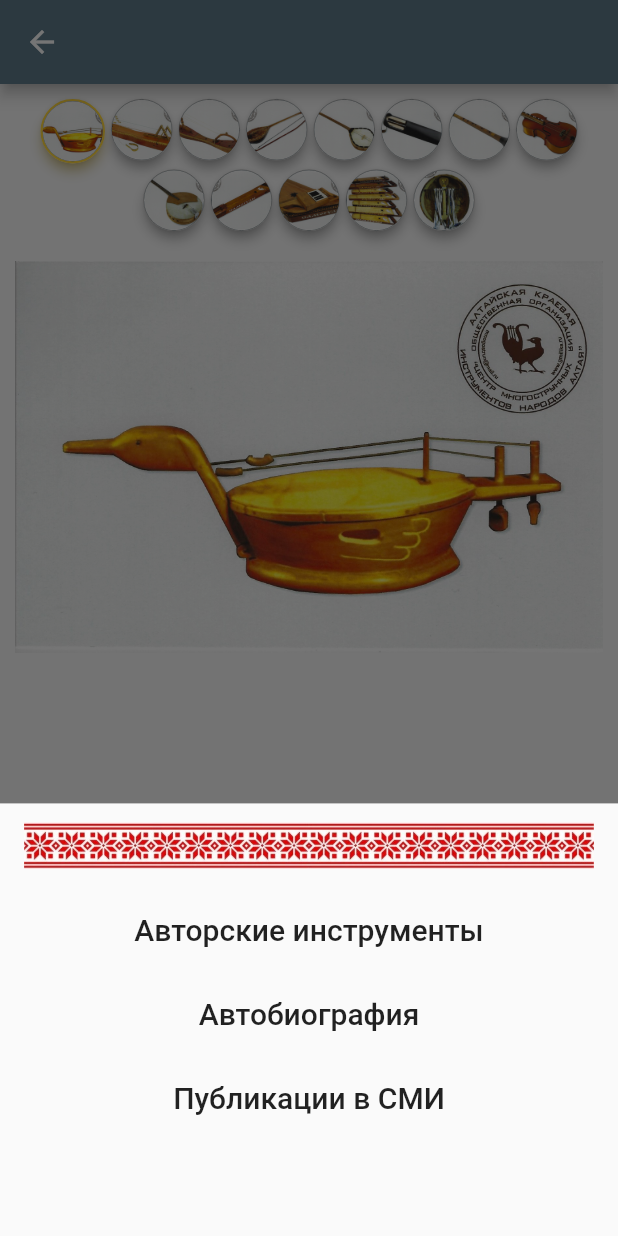
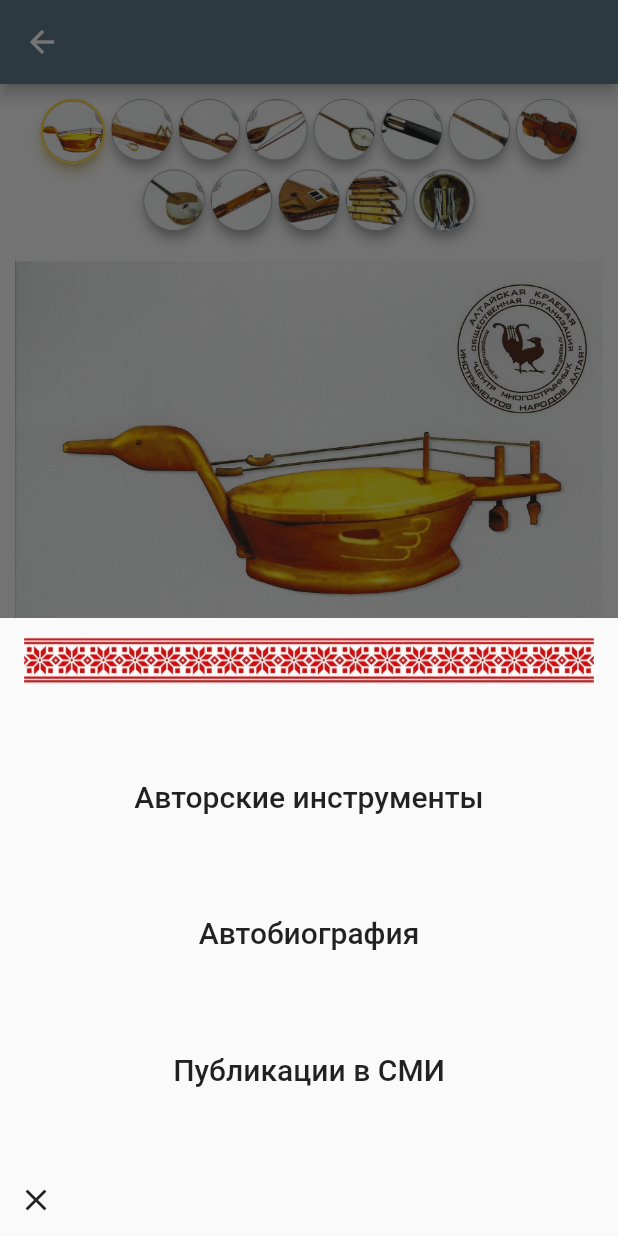
Before and after one commit to Lizardy/music-master, a Flutter app: the Instruments screen opened directly with empty values, after a tap on the "menu" icon, on a phone screen of 412 x 824 dp. Run offline on Flutter 3.47's test engine with Material 2 defaults, Android fonts, the phone set to English and light mode, and no system bars; our stand-ins replace cloud_firestore, date_format, fluro, font_awesome_flutter, google_fonts, photo_view; accounts and stored records are empty; Roboto replaces fonts that are missing (Alice); statements that could not run were skipped.

Commit message:
Fix modal bottom sheet sizing (fullscreen in landscape mode); padding and font size adjustments

```diff
--- a/lib/biography.dart
+++ b/lib/biography.dart
@@ -416,9 +416,7 @@ class Biography extends StatelessWidget {
 
   @override
   Widget build(BuildContext context) {
-    return Padding(
-      padding: const EdgeInsets.all(10.0),
-      child: Card(
+    return Card(
       child: Container(
         margin: EdgeInsets.all(10.0),
         child: Column(
@@ -449,7 +447,6 @@ class Biography extends StatelessWidget {
           ],
         ),
       ),
-      ),
     );
   }
 }
--- a/lib/main.dart
+++ b/lib/main.dart
@@ -19,7 +19,11 @@ class MyApp extends StatelessWidget {
 
   Widget bottomNavigation(BuildContext context) {
     var _navigationItems = List<Widget>();
-    if (MediaQuery.of(context).size.width < 600)
+    var _screenWidth = MediaQuery.of(context).size.width;
+    var mq = MediaQuery.of(context);
+    var _alignment = MainAxisAlignment.spaceAround;
+
+    if (_screenWidth < 800) {
       _navigationItems.add(
         ListTile(
           title: Image.asset(
@@ -28,6 +32,7 @@ class MyApp extends StatelessWidget {
           ),
         ),
       );
+    }
     _navigationItems.addAll(
       _navigationData.entries.map(
         (element) => ListTile(
@@ -35,25 +40,43 @@ class MyApp extends StatelessWidget {
             onPressed: () => Navigator.pushNamed(context, '/${element.key}'),
             child: Text(element.value['title'],
                 textAlign: TextAlign.center,
-                style: GoogleFonts.ruslanDisplay(fontSize: 20.0)),
+                style: GoogleFonts.ruslanDisplay(
+                  fontSize: _screenWidth > 400 ? 20.0 : 16.0,
+                )),
           ),
         ),
       ),
     );
-
+    var _bottomSheetHeight = mq.size.height * 0.45;
+    if (_screenWidth > 1000) {
+      _bottomSheetHeight = mq.size.height * 0.3;
+    } else if (_screenWidth < 600 || mq.orientation == Orientation.landscape) {
+      _alignment = MainAxisAlignment.spaceBetween;
+      _bottomSheetHeight = mq.orientation == Orientation.landscape
+          ? mq.size.height
+          : mq.size.width;
+      _navigationItems.add(
+        Row(mainAxisAlignment: MainAxisAlignment.start, children: [
+          IconButton(
+            icon: Icon(Icons.close),
+            onPressed: () => Navigator.pop(context),
+          )
+        ]),
+      );
+    }
     return BottomAppBar(
       child: Row(
         children: <Widget>[
           IconButton(
             icon: Icon(Icons.menu),
             onPressed: () => showModalBottomSheet(
+                isScrollControlled: true,
                 context: context,
                 builder: (context) {
                   return Container(
-                    height: MediaQuery.of(context).size.width < 600
-                        ? MediaQuery.of(context).size.height * 0.35
-                        : MediaQuery.of(context).size.height * 0.25,
-                    child: ListView(
+                    height: _bottomSheetHeight,
+                    child: Column(
+                      mainAxisAlignment: _alignment,
                       children: _navigationItems,
                     ),
                   );
@@ -65,9 +88,10 @@ class MyApp extends StatelessWidget {
   }
 
   Widget floatingHomeButton(BuildContext context) {
+    var _fontSize = MediaQuery.of(context).size.width > 600 ? 20.0 : 16.0;
     return FloatingActionButton.extended(
       onPressed: () => Navigator.pushNamed(context, '/'),
-      label: Text('на главную', style: GoogleFonts.alice(fontSize: 20.0)),
+      label: Text('на главную', style: GoogleFonts.alice(fontSize: _fontSize)),
     );
   }
 
@@ -109,8 +133,8 @@ class MyHomePage extends StatelessWidget {
                   Container(
                     alignment: Alignment.center,
                     padding: const EdgeInsets.all(10.0),
-                    child: Text('Сделано в семье с ❤',
-                        style: GoogleFonts.alice()),
+                    child:
+                        Text('Сделано в семье с ❤', style: GoogleFonts.alice()),
                   ),
                 ],
               ),
@@ -133,7 +157,9 @@ class BiographyPage extends StatelessWidget {
             style: GoogleFonts.alice()),
       ),
       body: LayoutBuilder(builder: (context, constraints) {
-        double paddingH = constraints.maxWidth > 800 ? 60.0 : 10.0;
+        double paddingH = constraints.maxWidth > 800
+            ? 60.0
+            : constraints.maxWidth < 400 ? 5.0 : 10.0;
         return Padding(
           padding: EdgeInsets.symmetric(horizontal: paddingH, vertical: 10.0),
           child: SingleChildScrollView(child: Biography()),
```
Lines whose indentation alone changed are shown as unchanged.
